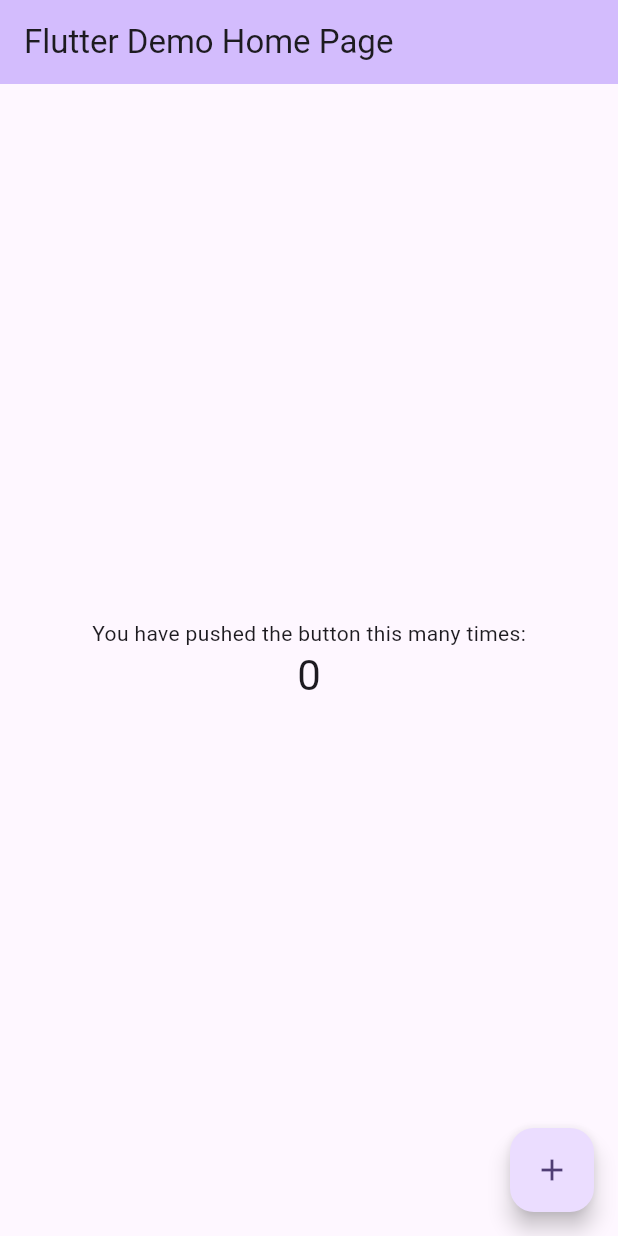
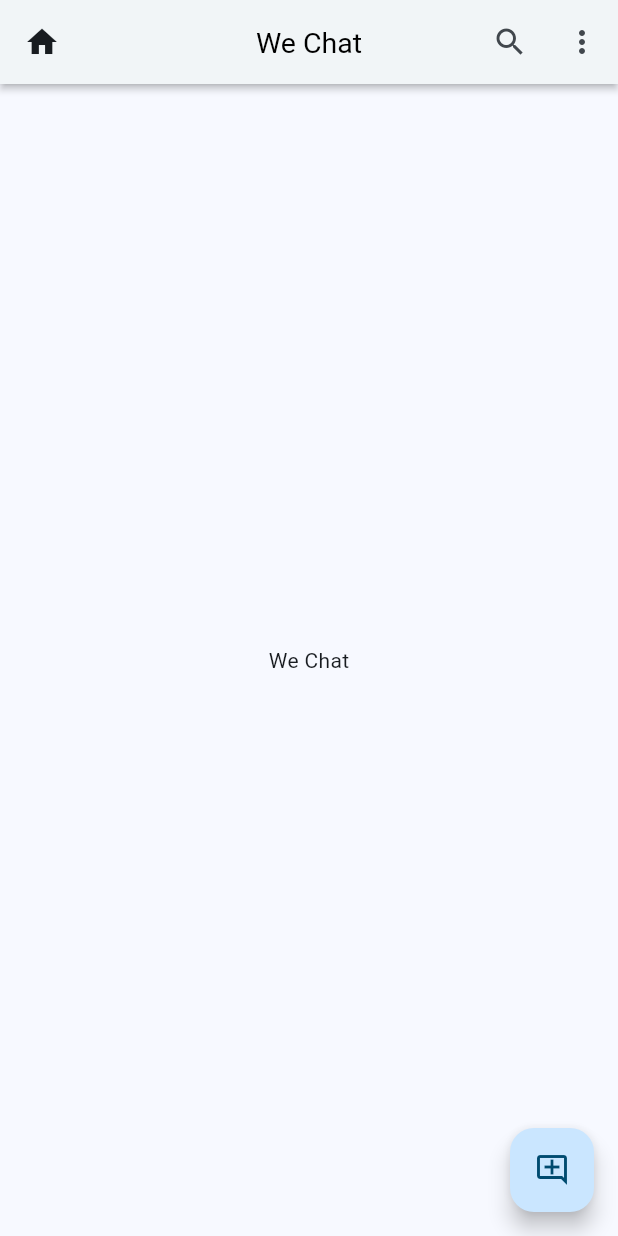
Before and after one commit to Sarverjii/We_Chat, a Flutter app: the screen it shows after launch, on a phone screen of 412 x 824 dp. Run offline on Flutter 3.47's test engine with Material 3 defaults, Android fonts, the phone set to English and light mode, and no system bars.

Commit message:
Added Appbar and Floating Button

```diff
--- a/lib/main.dart
+++ b/lib/main.dart
@@ -1,4 +1,5 @@
 import 'package:flutter/material.dart';
+import 'package:we_chat/screens/home_screen.dart';
 
 void main() {
   runApp(const MyApp());
@@ -11,115 +12,21 @@
   @override
   Widget build(BuildContext context) {
     return MaterialApp(
+      debugShowCheckedModeBanner: false,
       title: 'Flutter Demo',
       theme: ThemeData(
-        // This is the theme of your application.
-        //
-        // TRY THIS: Try running your application with "flutter run". You'll see
-        // the application has a purple toolbar. Then, without quitting the app,
-        // try changing the seedColor in the colorScheme below to Colors.green
-        // and then invoke "hot reload" (save your changes or press the "hot
-        // reload" button in a Flutter-supported IDE, or press "r" if you used
-        // the command line to start the app).
-        //
-        // Notice that the counter didn't reset back to zero; the application
-        // state is not lost during the reload. To reset the state, use hot
-        // restart instead.
-        //
-        // This works for code too, not just values: Most code changes can be
-        // tested with just a hot reload.
-        colorScheme: ColorScheme.fromSeed(seedColor: Colors.deepPurple),
+        colorScheme: ColorScheme.fromSeed(seedColor: Colors.lightBlue),
         useMaterial3: true,
+        appBarTheme: const AppBarTheme(
+          titleTextStyle: TextStyle(
+              fontSize: 19, fontWeight: FontWeight.normal, color: Colors.black),
+          centerTitle: true,
+          backgroundColor: Colors.white,
+          elevation: 2,
+          shadowColor: Colors.black,
+        ),
       ),
-      home: const MyHomePage(title: 'Flutter Demo Home Page'),
+      home: HomeScreen(),
     );
   }
 }
-
-class MyHomePage extends StatefulWidget {
-  const MyHomePage({super.key, required this.title});
-
-  // This widget is the home page of your application. It is stateful, meaning
-  // that it has a State object (defined below) that contains fields that affect
-  // how it looks.
-
-  // This class is the configuration for the state. It holds the values (in this
-  // case the title) provided by the parent (in this case the App widget) and
-  // used by the build method of the State. Fields in a Widget subclass are
-  // always marked "final".
-
-  final String title;
-
-  @override
-  State<MyHomePage> createState() => _MyHomePageState();
-}
-
-class _MyHomePageState extends State<MyHomePage> {
-  int _counter = 0;
-
-  void _incrementCounter() {
-    setState(() {
-      // This call to setState tells the Flutter framework that something has
-      // changed in this State, which causes it to rerun the build method below
-      // so that the display can reflect the updated values. If we changed
-      // _counter without calling setState(), then the build method would not be
-      // called again, and so nothing would appear to happen.
-      _counter++;
-    });
-  }
-
-  @override
-  Widget build(BuildContext context) {
-    // This method is rerun every time setState is called, for instance as done
-    // by the _incrementCounter method above.
-    //
-    // The Flutter framework has been optimized to make rerunning build methods
-    // fast, so that you can just rebuild anything that needs updating rather
-    // than having to individually change instances of widgets.
-    return Scaffold(
-      appBar: AppBar(
-        // TRY THIS: Try changing the color here to a specific color (to
-        // Colors.amber, perhaps?) and trigger a hot reload to see the AppBar
-        // change color while the other colors stay the same.
-        backgroundColor: Theme.of(context).colorScheme.inversePrimary,
-        // Here we take the value from the MyHomePage object that was created by
-        // the App.build method, and use it to set our appbar title.
-        title: Text(widget.title),
-      ),
-      body: Center(
-        // Center is a layout widget. It takes a single child and positions it
-        // in the middle of the parent.
-        child: Column(
-          // Column is also a layout widget. It takes a list of children and
-          // arranges them vertically. By default, it sizes itself to fit its
-          // children horizontally, and tries to be as tall as its parent.
-          //
-          // Column has various properties to control how it sizes itself and
-          // how it positions its children. Here we use mainAxisAlignment to
-          // center the children vertically; the main axis here is the vertical
-          // axis because Columns are vertical (the cross axis would be
-          // horizontal).
-          //
-          // TRY THIS: Invoke "debug painting" (choose the "Toggle Debug Paint"
-          // action in the IDE, or press "p" in the console), to see the
-          // wireframe for each widget.
-          mainAxisAlignment: MainAxisAlignment.center,
-          children: <Widget>[
-            const Text(
-              'You have pushed the button this many times:',
-            ),
-            Text(
-              '$_counter',
-              style: Theme.of(context).textTheme.headlineMedium,
-            ),
-          ],
-        ),
-      ),
-      floatingActionButton: FloatingActionButton(
-        onPressed: _incrementCounter,
-        tooltip: 'Increment',
-        child: const Icon(Icons.add),
-      ), // This trailing comma makes auto-formatting nicer for build methods.
-    );
-  }
-}
--- /dev/null
+++ b/lib/screens/home_screen.dart
@@ -0,0 +1,34 @@
+import 'package:flutter/material.dart';
+
+class HomeScreen extends StatelessWidget {
+  const HomeScreen({super.key});
+
+  @override
+  Widget build(BuildContext context) {
+    return Scaffold(
+      appBar: AppBar(
+        title: const Text("We Chat"),
+        leading: const Icon(Icons.home),
+        actions: [
+          IconButton(
+            onPressed: () {},
+            icon: Icon(Icons.search),
+          ),
+          IconButton(
+            onPressed: () {},
+            icon: Icon(Icons.more_vert),
+          ),
+        ],
+      ),
+      floatingActionButton: FloatingActionButton(
+        onPressed: () {},
+        child: const Icon(
+          Icons.add_comment_outlined,
+        ),
+      ),
+      body: const Center(
+        child: Text("We Chat"),
+      ),
+    );
+  }
+}
```
